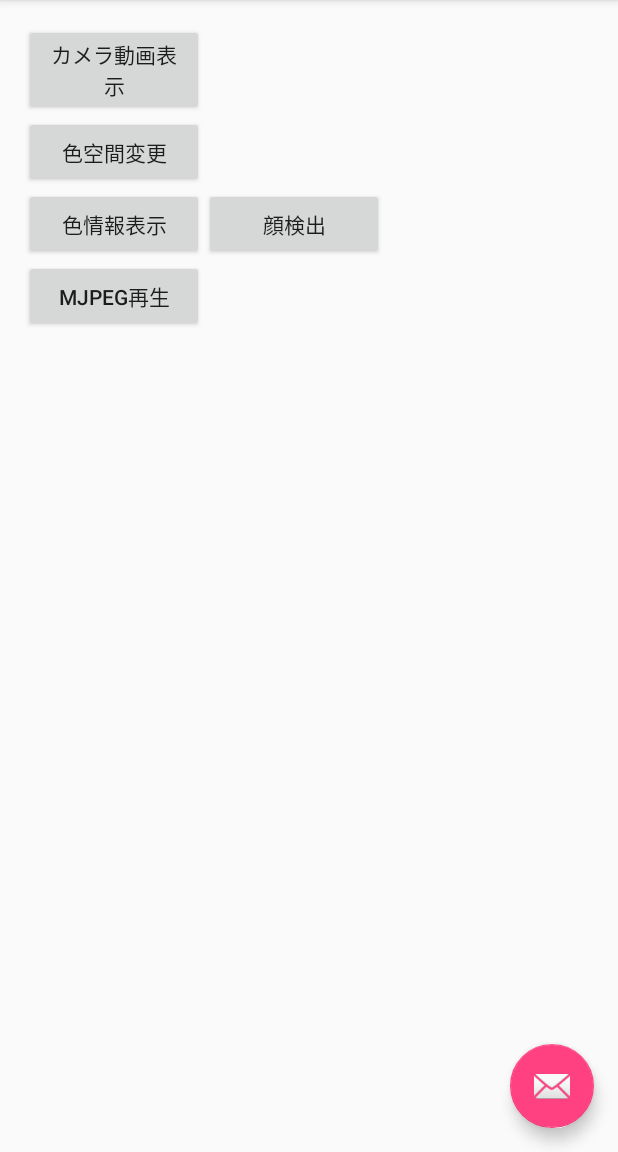
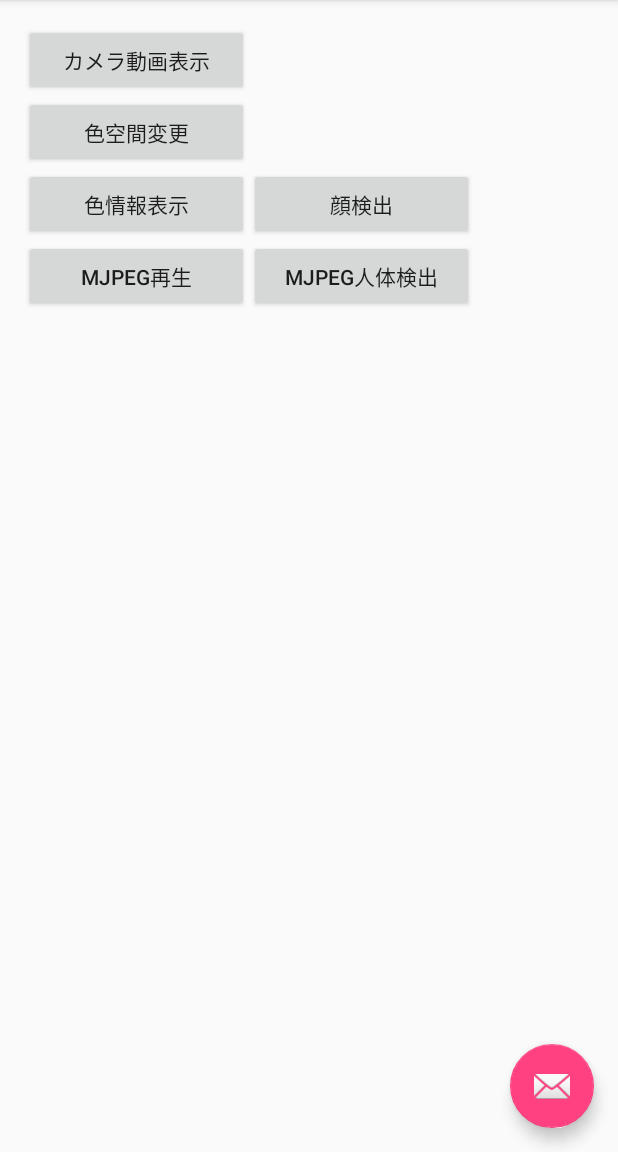
Before and after one commit to nobiinu-and/android-opencv-cookbook, an Android app: the screen it shows after launch (MainActivity), on a phone screen of 412 x 824 dp, the part 84-1236 px from its top. Run offline under Robolectric (Android 15) with nearby library versions, the phone set to English and light mode, and no system bars; pictures from the network do not load; 2 statements that could not run were skipped.

Commit message:
作成ちゅう

```diff
--- a/app/src/main/AndroidManifest.xml
+++ b/app/src/main/AndroidManifest.xml
@@ -4,6 +4,7 @@
 
     <uses-permission android:name="android.permission.CAMERA" />
     <uses-permission android:name="android.permission.INTERNET" />
+    <uses-permission android:name="android.permission.WRITE_EXTERNAL_STORAGE" />
 
     <application
         android:allowBackup="true"
@@ -25,7 +26,8 @@
         <activity android:name=".CameraActivity" />
         <activity android:name=".ColorInfoActivity" />
         <activity android:name=".MjpegActivity" />
-        <activity android:name=".CameraFaceDetectActivity"></activity>
+        <activity android:name=".CameraFaceDetectActivity" />
+        <activity android:name=".MjpegDetectActivity"></activity>
     </application>
 
 </manifest>
--- a/app/src/main/java/com/camera/simplemjpeg/MjpegInputStream.java
+++ b/app/src/main/java/com/camera/simplemjpeg/MjpegInputStream.java
@@ -261,7 +261,7 @@ public class MjpegInputStream extends DataInputStream {
         if (count++ % skip == 0) {
             // pixeltobmpをOpenCVの関数で代用
             MatOfByte imgOfByte = new MatOfByte(frameData);
-            Mat img = Imgcodecs.imdecode(imgOfByte, 0);
+            Mat img = Imgcodecs.imdecode(imgOfByte, 1);
             Utils.matToBitmap(img, bmp);
             //return pixeltobmp(frameData, mContentLength, bmp);
             return 0;
--- a/app/src/main/java/com/camera/simplemjpeg/MjpegView.java
+++ b/app/src/main/java/com/camera/simplemjpeg/MjpegView.java
@@ -234,6 +234,8 @@ public class MjpegView extends SurfaceView implements SurfaceHolder.Callback {
     }
 
     public void stopPlayback() {
+        Log.d(TAG, "stopPlayback");
+
         if (mRun) {
             suspending = true;
         }
--- a/app/src/main/java/study/self/opencv_cookbook/MainActivity.java
+++ b/app/src/main/java/study/self/opencv_cookbook/MainActivity.java
@@ -113,4 +113,9 @@ public class MainActivity extends AppCompatActivity {
         Intent intent = new Intent( this, CameraFaceDetectActivity.class );
         startActivity(intent);
     }
+
+    public void showMjpegDetect(View view) {
+        Intent intent = new Intent( this, MjpegDetectActivity.class );
+        startActivity(intent);
+    }
 }
--- a/app/src/main/res/layout/activity_mjpeg.xml
+++ b/app/src/main/res/layout/activity_mjpeg.xml
@@ -25,7 +25,8 @@
         android:layout_alignParentStart="true"
         android:layout_alignParentRight="true"
         android:layout_alignParentEnd="true"
-        android:text="http://shibuya.ipcam.jp:60001/nphMotionJpeg?Resolution=320x240&amp;Quality=Standard" />
+        android:text="http://shibuya.ipcam.jp:60001/nphMotionJpeg?Resolution=320x240&amp;Quality=Standard"
+        android:textSize="15dp" />
 
     <Button
         android:layout_width="wrap_content"
--- a/app/src/main/res/layout/content_main.xml
+++ b/app/src/main/res/layout/content_main.xml
@@ -13,7 +13,7 @@
     tools:showIn="@layout/activity_main">
 
     <Button
-        android:layout_width="120dp"
+        android:layout_width="150dp"
         android:layout_height="wrap_content"
         android:text="カメラ動画表示"
         android:id="@+id/showCamera"
@@ -64,7 +64,7 @@
         android:layout_alignEnd="@+id/showColorData" />
 
     <Button
-        android:layout_width="120dp"
+        android:layout_width="150dp"
         android:layout_height="wrap_content"
         android:text="顔検出"
         android:id="@+id/showCameraFaceDetect"
@@ -73,4 +73,16 @@
         android:onClick="showCameraFaceDetect"
         android:layout_alignTop="@+id/showColorData"
         android:layout_toRightOf="@+id/showColorData" />
+
+    <Button
+        android:layout_width="150dp"
+        android:layout_height="wrap_content"
+        android:text="Mjpeg人体検出"
+        android:id="@+id/showMjpegDetect"
+        android:layout_row="2"
+        android:layout_column="1"
+        android:onClick="showMjpegDetect"
+        android:layout_below="@+id/showCameraFaceDetect"
+        android:layout_toRightOf="@+id/showMjpeg"
+        android:layout_toEndOf="@+id/showMjpeg" />
 </RelativeLayout>
```
Also changed, not shown: app/src/main/java/study/self/opencv_cookbook/MjpegDetectActivity.java (added, +98 -0 lines), app/src/main/res/layout/activity_mjpeg_detect.xml (added, +46 -0 lines).
